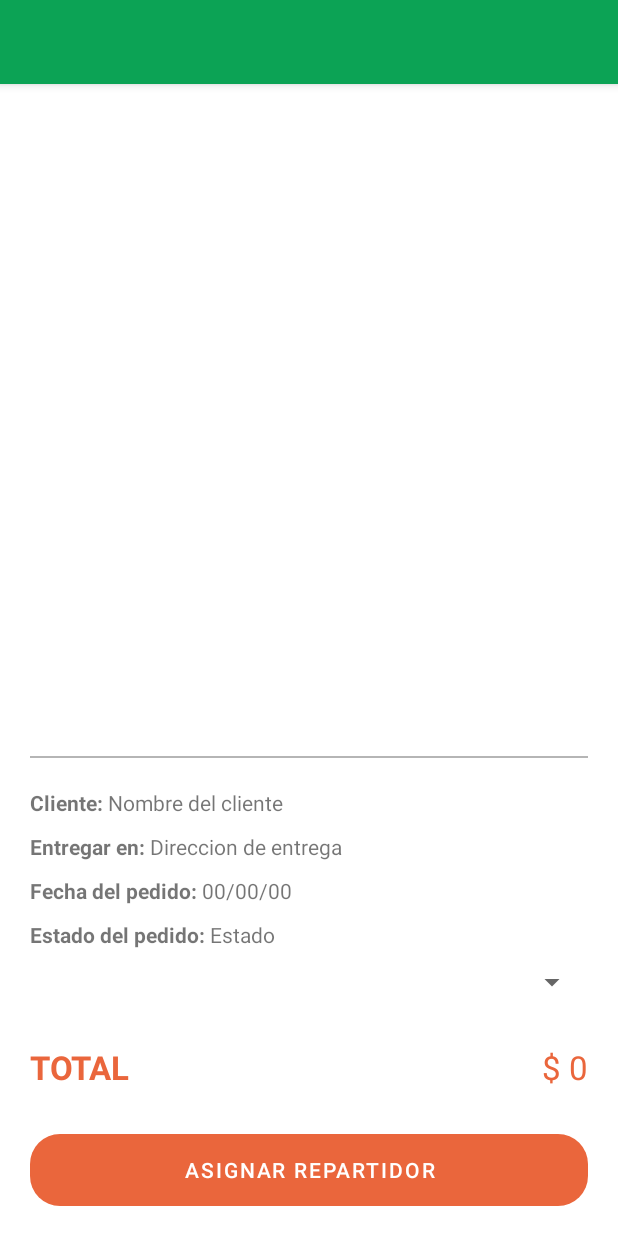
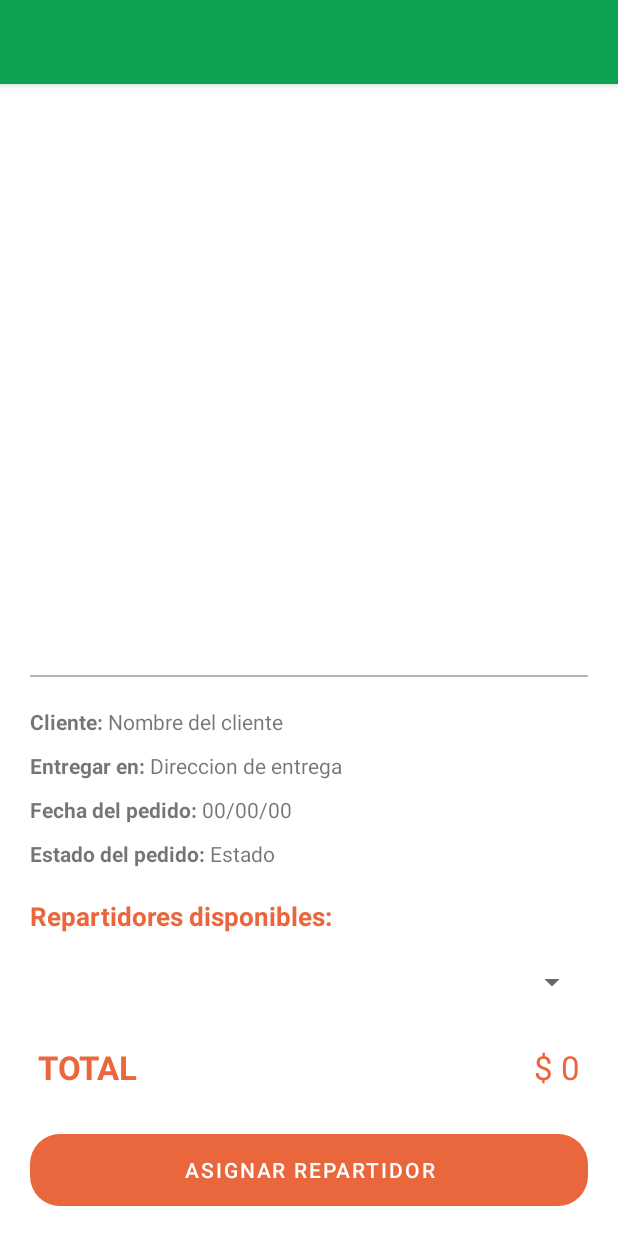
Before and after one commit to KevinCode98/DeliveryKotlin, an Android app: the layout activity_restaurant_orders_detail.xml on its own in the app's theme, with its tools: preview values and no code run, on a phone screen of 412 x 824 dp. Run offline under Robolectric (Android 15) with nearby library versions, the phone set to English and light mode, and no system bars.

Commit message:
Finalizado: Video 81

```diff
--- a/app/src/main/java/com/example/delivery/api/ApiRoutes.kt
+++ b/app/src/main/java/com/example/delivery/api/ApiRoutes.kt
@@ -3,7 +3,7 @@ package com.example.delivery.api
 import com.example.delivery.routes.*
 
 class ApiRoutes {
-    val API_URL = "http://192.168.137.183:3000/api/"
+    val API_URL = "http://192.168.0.153:3000/api/"
     val retrofit = RetrofitClient()
 
     fun getUsersRoutes(): UsersRoutes {
--- a/app/src/main/java/com/example/delivery/fragments/restaurant/RestaurantProductFragment.kt
+++ b/app/src/main/java/com/example/delivery/fragments/restaurant/RestaurantProductFragment.kt
@@ -206,7 +206,6 @@ class RestaurantProductFragment : Fragment() {
                             override fun onNothingSelected(parent: AdapterView<*>?) {
 
                             }
-
                         }
                 }
             }
--- a/app/src/main/java/com/example/delivery/models/User.kt
+++ b/app/src/main/java/com/example/delivery/models/User.kt
@@ -16,7 +16,7 @@ class User(
     @SerializedName("roles") val roles: ArrayList<Rol>? = null
 ) {
     override fun toString(): String {
-        return "User(id=$id, name='$name', lastname='$lastname', email='$email', phone='$phone', password='$password', image=$image, sessionToken=$sessionToken, isAvailable=$isAvailable, roles=$roles)"
+        return "$name $lastname"
     }
 
     fun toJson(): String {
--- a/app/src/main/java/com/example/delivery/providers/UsersProvider.kt
+++ b/app/src/main/java/com/example/delivery/providers/UsersProvider.kt
@@ -1,6 +1,7 @@
 package com.example.delivery.providers
 
 import com.example.delivery.api.ApiRoutes
+import com.example.delivery.models.Category
 import com.example.delivery.models.ResponseHttp
 import com.example.delivery.models.User
 import com.example.delivery.routes.UsersRoutes
@@ -23,6 +24,10 @@ class UsersProvider(val token: String? = null) {
         }
     }
 
+    fun getDeliveryMen(): Call<ArrayList<User>>? {
+        return usersRoutesToken?.getDeliveryMen(token!!)
+    }
+
     fun register(user: User): Call<ResponseHttp>? {
         return usersRoutes?.register(user)
     }
--- a/app/src/main/java/com/example/delivery/routes/UsersRoutes.kt
+++ b/app/src/main/java/com/example/delivery/routes/UsersRoutes.kt
@@ -11,7 +11,7 @@ import retrofit2.http.*
 
 interface UsersRoutes {
     @GET("users/findDeliveryMen")
-    fun findDeliveryMen(
+    fun getDeliveryMen(
         @Header("Authorization") token: String
     ): Call<ArrayList<User>>
 
--- a/app/src/main/res/layout/activity_restaurant_orders_detail.xml
+++ b/app/src/main/res/layout/activity_restaurant_orders_detail.xml
@@ -112,6 +112,17 @@
                 android:text="Estado" />
         </LinearLayout>
 
+        <TextView
+            android:layout_width="wrap_content"
+            android:layout_height="wrap_content"
+            android:layout_marginLeft="20dp"
+            android:layout_marginTop="20dp"
+            android:layout_marginBottom="10dp"
+            android:text="Repartidores disponibles: "
+            android:textColor="@color/orange"
+            android:textSize="17sp"
+            android:textStyle="bold" />
+
         <Spinner
             android:id="@+id/spinner_delivery_men"
             android:layout_width="match_parent"
@@ -123,9 +134,9 @@
         <LinearLayout
             android:layout_width="match_parent"
             android:layout_height="wrap_content"
-            android:layout_marginLeft="20dp"
+            android:layout_marginLeft="25dp"
             android:layout_marginTop="30dp"
-            android:layout_marginRight="20dp"
+            android:layout_marginRight="25dp"
             android:layout_marginBottom="30dp"
             android:orientation="horizontal">
 
```
Also changed, not shown: app/src/main/java/com/example/delivery/activities/restaurant/orders/detail/RestaurantOrdersDetailActivity.kt (+74 -2 lines).
